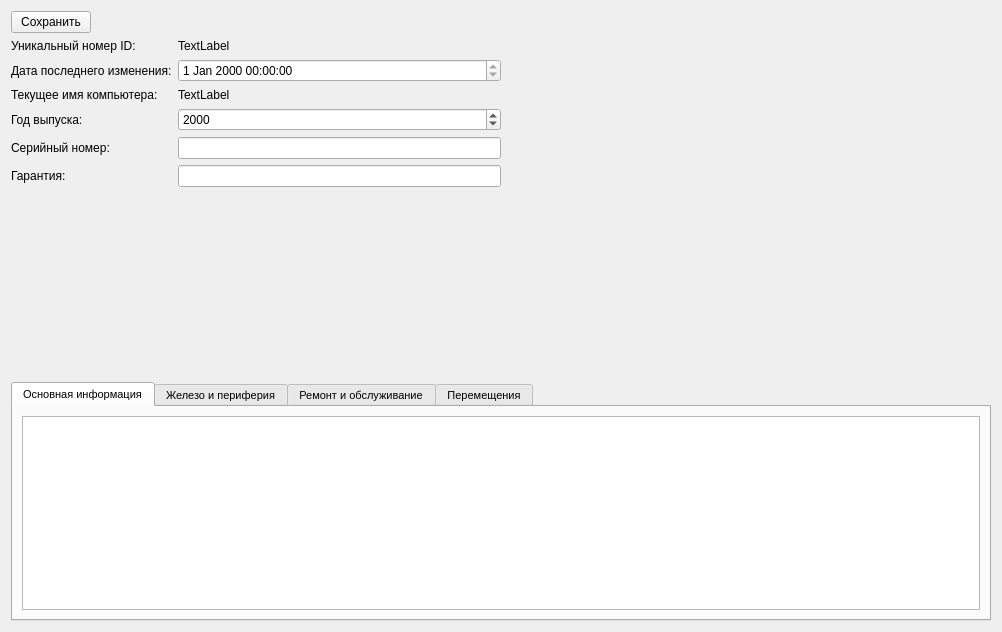
Old version of the form computerdata.ui in the repository DonDimon1/Computer-Accounting.
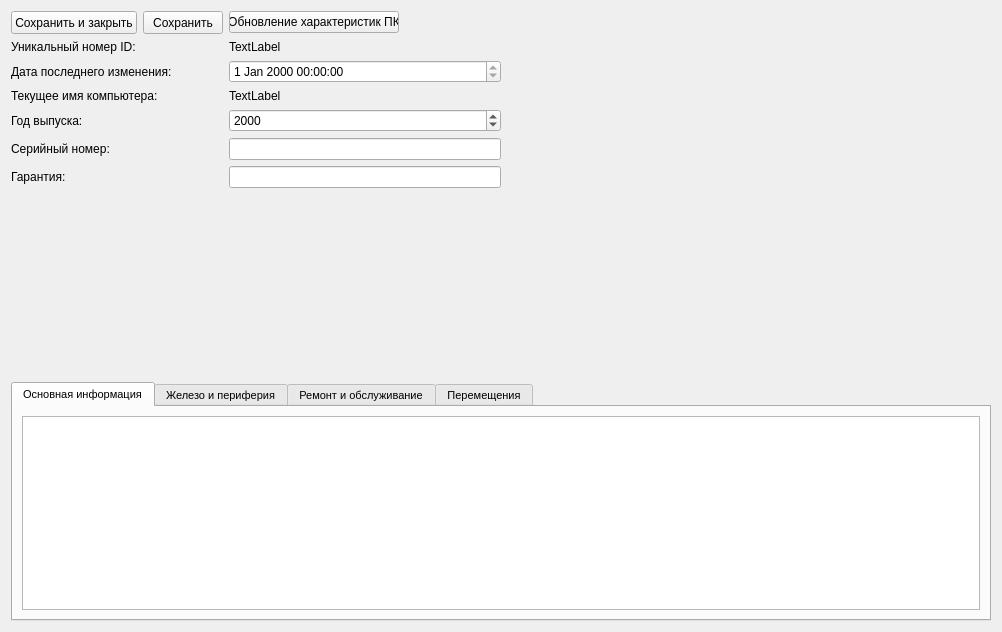
New version of the form. The open tabs and pages were chosen to show the change.

```diff
--- a/computerdata.ui
+++ b/computerdata.ui
@@ -39,6 +39,13 @@
          </property>
         </widget>
        </item>
+       <item row="2" column="1">
+        <widget class="QDateTimeEdit" name="dateTimeEdit_LastChange">
+         <property name="readOnly">
+          <bool>true</bool>
+         </property>
+        </widget>
+       </item>
        <item row="3" column="0">
         <widget class="QLabel" name="label_Name">
          <property name="text">
@@ -91,16 +98,51 @@
         <widget class="QLineEdit" name="lineEdit_Warranty"/>
        </item>
        <item row="0" column="0">
-        <widget class="QPushButton" name="pushButton_Save">
-         <property name="text">
-          <string>Сохранить</string>
-         </property>
-        </widget>
+        <layout class="QHBoxLayout" name="horizontalLayout_2">
+         <item>
+          <widget class="QPushButton" name="pushButton_SaveAndExit">
+           <property name="sizePolicy">
+            <sizepolicy hsizetype="Preferred" vsizetype="Fixed">
+             <horstretch>0</horstretch>
+             <verstretch>0</verstretch>
+            </sizepolicy>
+           </property>
+           <property name="minimumSize">
+            <size>
+             <width>107</width>
+             <height>23</height>
+            </size>
+           </property>
+           <property name="text">
+            <string>Сохранить и закрыть</string>
+           </property>
+          </widget>
+         </item>
+         <item>
+          <widget class="QPushButton" name="pushButton_Save">
+           <property name="maximumSize">
+            <size>
+             <width>107</width>
+             <height>23</height>
+            </size>
+           </property>
+           <property name="text">
+            <string>Сохранить</string>
+           </property>
+          </widget>
+         </item>
+        </layout>
        </item>
-       <item row="2" column="1">
-        <widget class="QDateTimeEdit" name="dateTimeEdit_LastChange">
-         <property name="readOnly">
-          <bool>true</bool>
+       <item row="0" column="1">
+        <widget class="QPushButton" name="pushButton_Refresh">
+         <property name="maximumSize">
+          <size>
+           <width>170</width>
+           <height>16777215</height>
+          </size>
+         </property>
+         <property name="text">
+          <string>Обновление характеристик ПК</string>
          </property>
         </widget>
        </item>
@@ -138,6 +180,7 @@
      <property name="font">
       <font>
        <pointsize>8</pointsize>
+       <weight>50</weight>
        <bold>false</bold>
        <underline>false</underline>
       </font>
@@ -152,12 +195,13 @@
       <string>&lt;html&gt;&lt;head/&gt;&lt;body&gt;&lt;p&gt;&lt;br/&gt;&lt;/p&gt;&lt;/body&gt;&lt;/html&gt;</string>
      </property>
      <property name="currentIndex">
-      <number>1</number>
+      <number>2</number>
      </property>
      <widget class="QWidget" name="tab_1">
       <property name="font">
        <font>
         <pointsize>8</pointsize>
+        <weight>50</weight>
         <bold>false</bold>
         <underline>false</underline>
        </font>
```
